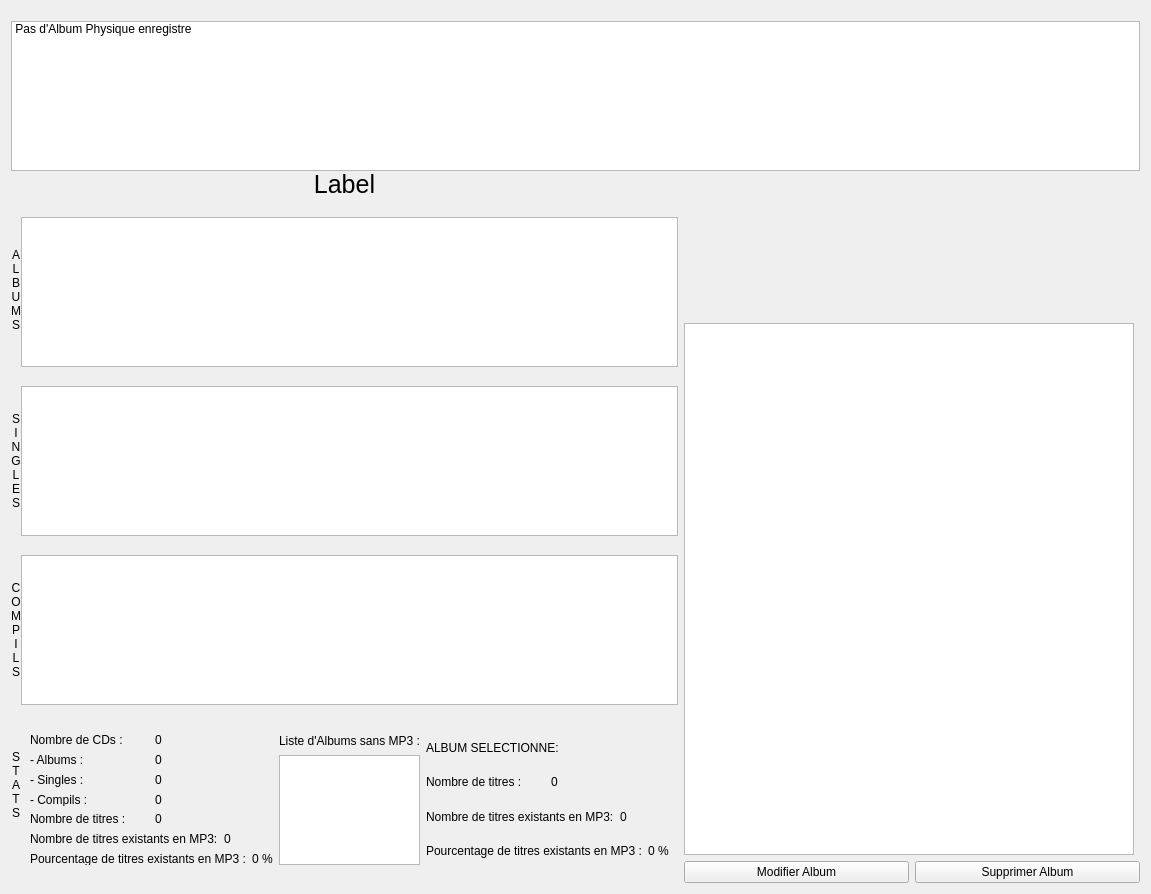
Qt form projet-musique/core/ongletphys.ui (toopoormaghell/projet-musique) before a commit.
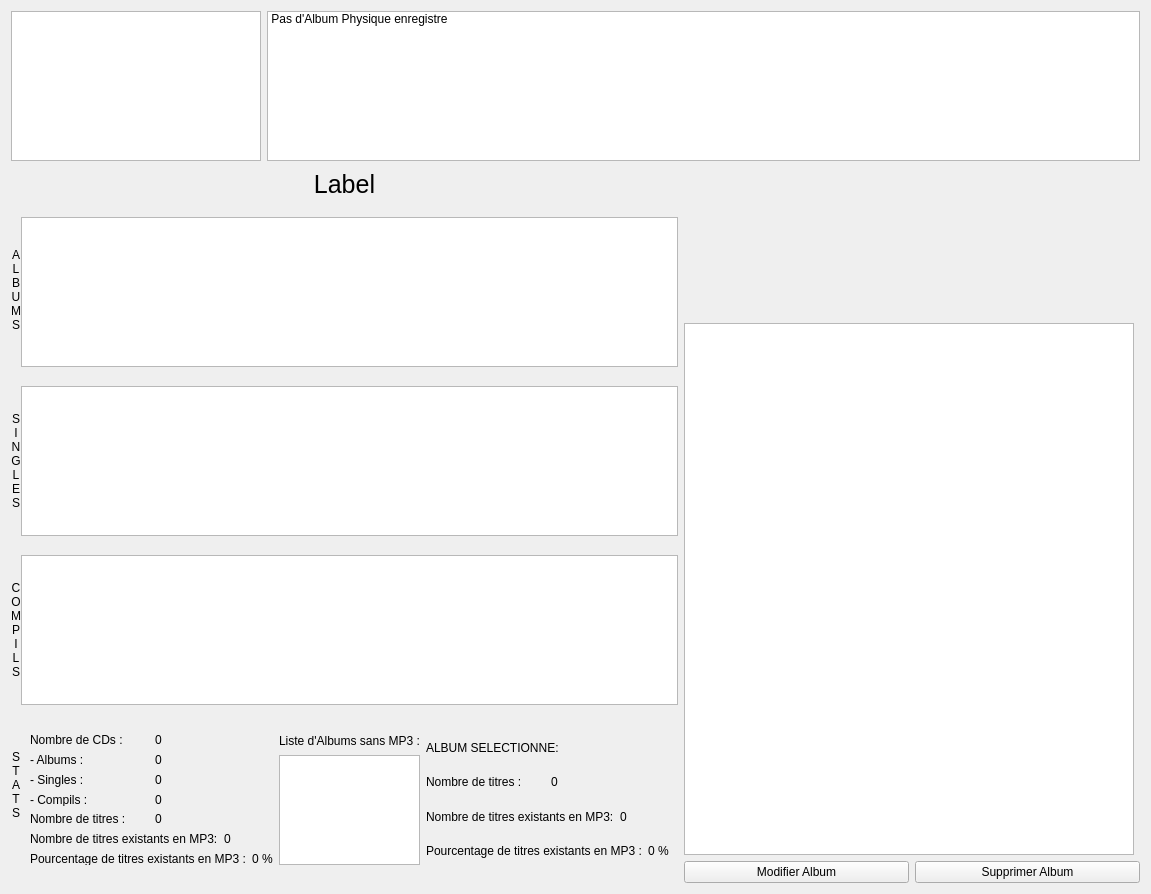
The same form after that commit.

What changed in the file:
```diff
--- a/projet-musique/core/ongletphys.ui
+++ b/projet-musique/core/ongletphys.ui
@@ -18,6 +18,42 @@
   </property>
   <layout class="QVBoxLayout" name="verticalLayout_4">
    <item>
+    <layout class="QHBoxLayout" name="horizontalLayout_15">
+     <item>
+      <widget class="QListWidget" name="Categories">
+       <property name="minimumSize">
+        <size>
+         <width>250</width>
+         <height>150</height>
+        </size>
+       </property>
+       <property name="maximumSize">
+        <size>
+         <width>250</width>
+         <height>150</height>
+        </size>
+       </property>
+       <property name="iconSize">
+        <size>
+         <width>50</width>
+         <height>50</height>
+        </size>
+       </property>
+       <property name="movement">
+        <enum>QListView::Static</enum>
+       </property>
+       <property name="resizeMode">
+        <enum>QListView::Adjust</enum>
+       </property>
+       <property name="viewMode">
+        <enum>QListView::IconMode</enum>
+       </property>
+       <property name="uniformItemSizes">
+        <bool>false</bool>
+       </property>
+      </widget>
+     </item>
+     <item>
     <widget class="QListWidget" name="Artistes">
      <property name="minimumSize">
       <size>
@@ -28,7 +64,7 @@
      <property name="maximumSize">
       <size>
        <width>16777215</width>
-       <height>130</height>
+         <height>150</height>
       </size>
      </property>
      <property name="font">
@@ -64,6 +100,8 @@
       </property>
      </item>
     </widget>
+     </item>
+    </layout>
    </item>
    <item>
     <layout class="QHBoxLayout" name="horizontalLayout_4">
```
Lines whose indentation alone changed are shown as unchanged.
